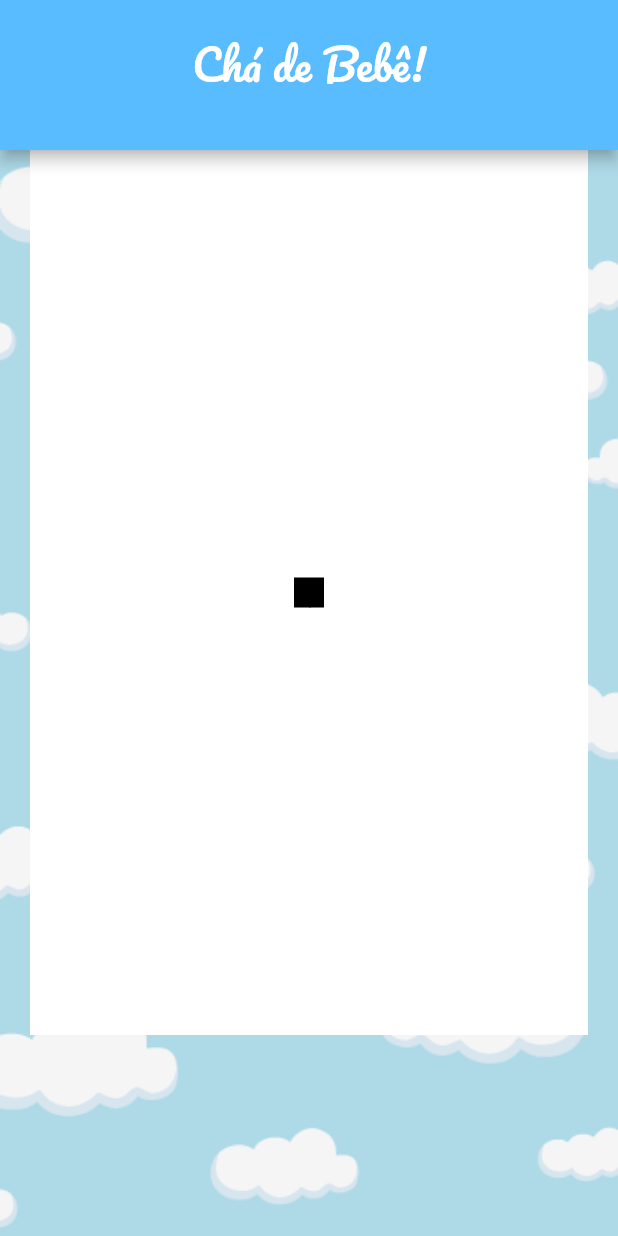
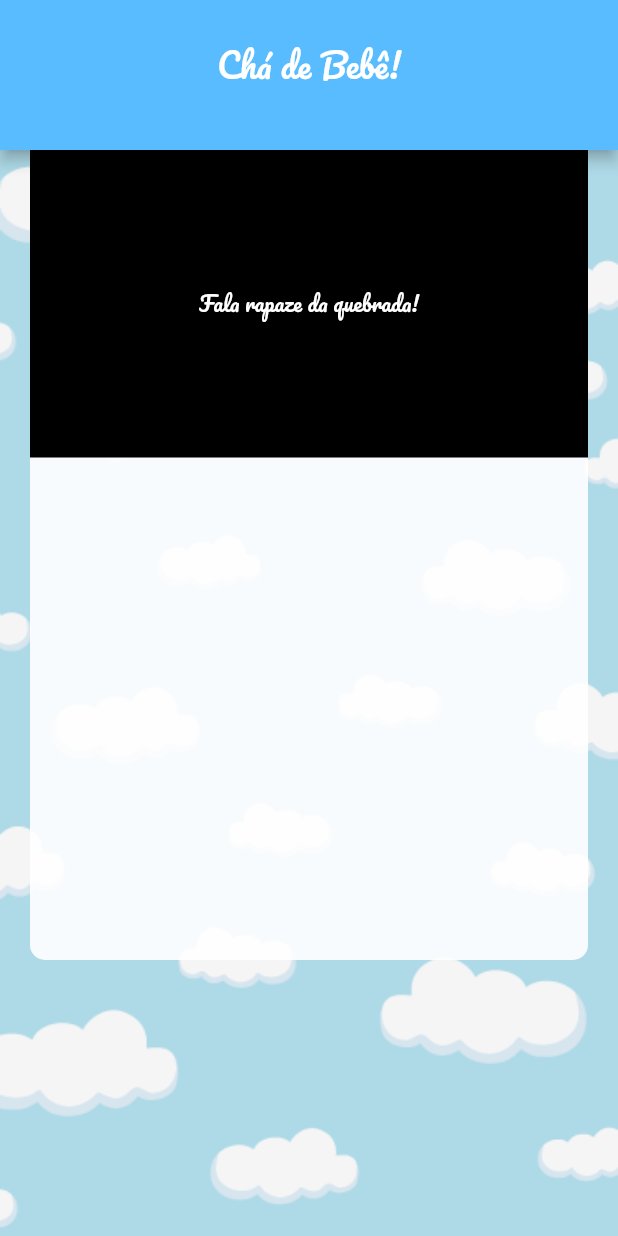
Before and after one commit to Markossssss/ChadeBebeApp, a Flutter app: the screen it shows after launch, on a phone screen of 412 x 824 dp. Run offline on Flutter 3.47's test engine with Material 2 defaults, Android fonts, the light colour scheme and no system bars.

Commit message:
Font funcional e containers

```diff
--- a/lib/main.dart
+++ b/lib/main.dart
@@ -30,7 +30,7 @@ class HomePage extends StatelessWidget {
                 style: (TextStyle(
                 color: Colors.white,
                 fontFamily: 'Pacifico',
-                fontSize: 28.0
+                fontSize: 22.0
                 )
               ),
             ),
@@ -48,22 +48,29 @@ class HomePage extends StatelessWidget {
             width: 500.0,
           ),
           Column(
-
             children: <Widget>[
               Padding(padding: EdgeInsets.fromLTRB(20.0, 0.0, 20.0, 0.0),
                 child: Container(
-                  alignment: Alignment.center,
-                  color: Colors.white,
+                  decoration: BoxDecoration(
+                    color: Colors.white.withOpacity(0.9),
+                    borderRadius: BorderRadiusDirectional.only(
+                        bottomStart: Radius.circular(10.0),
+                        bottomEnd: Radius.circular(10.0)
+                    )
+                  ),
+                  alignment: Alignment.topCenter,
                   width: 500,
-                  height: 590,
+                  height: 540,
                   child: Container(
-                    color: Colors.black, //????????????????????????
-                    width: 20,
-                    height: 20,
-                    child: Text('Olá mundo!',
+                    alignment: Alignment.center,
+                    color: Colors.black,
+                    width: 500,
+                    height: 205,
+                    child: Text('Fala rapaze da quebrada!',
                       textAlign: TextAlign.center,
                       style: (TextStyle(
-                        color: Colors.black,
+                        fontFamily: 'Pacifico',
+                        color: Colors.white,
                       )),
                     ),
                   ),
```
